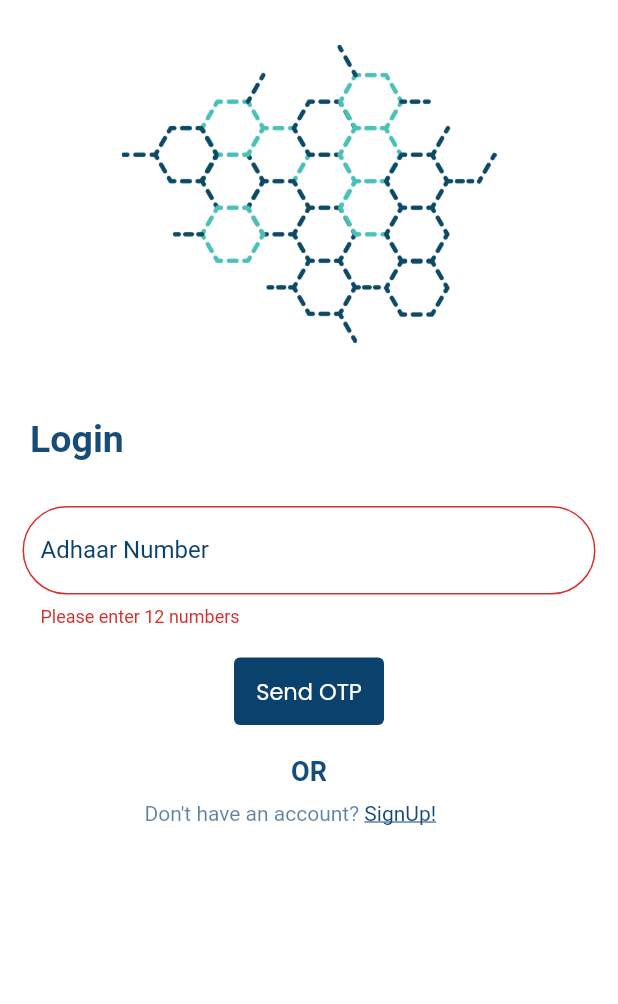
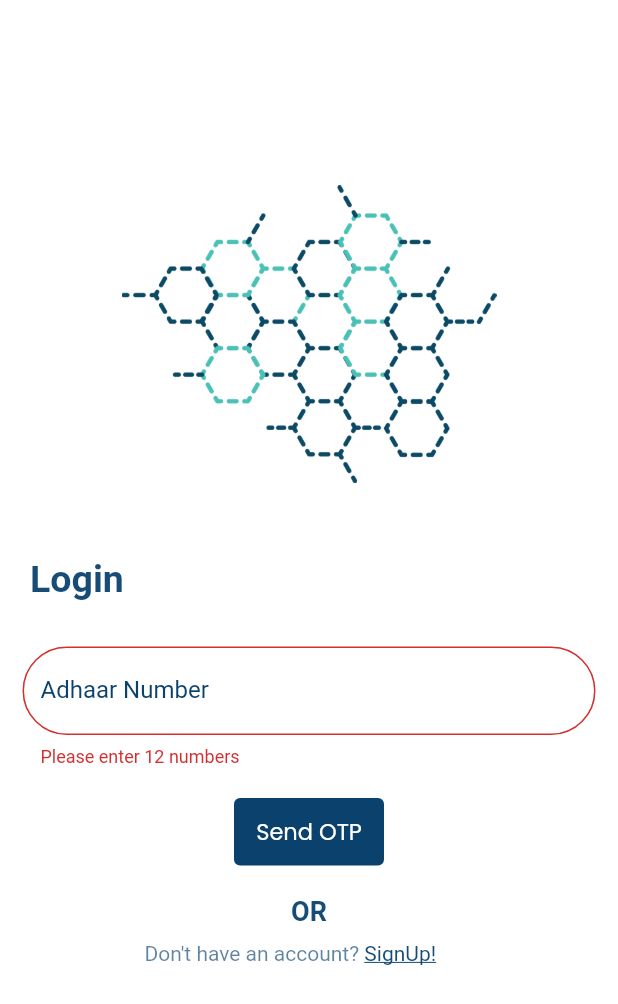
Before and after one commit to vamshi-exe/blockchain_app, a Flutter app: the screen it shows after launch, after a tap on "Send OTP", on a phone screen of 412 x 824 dp. Shown: the top 1004 px of the screen. Run offline on Flutter 3.47's test engine with Material 2 defaults, Android fonts, the phone set to English and light mode, and no system bars; our stand-ins replace csc_picker, glassmorphism, google_fonts, image_picker, pinput, shared_preferences; missing offline and left inert: cloudinary_public, qr_code_scanner; network calls fail.

Commit message:
prashant added to project

```diff
--- a/lib/pages/details.dart
+++ b/lib/pages/details.dart
@@ -140,7 +140,7 @@ class _DetailsState extends State<Details> {
     debugPrint("uploaded url == > ${adhaarResponse.secureUrl}");
     debugPrint("uploaded url == > ${userImageRes.secureUrl}");
 
-    var url = Uri.parse('http://192.168.0.103:5000/api/auth/register/');
+    var url = Uri.parse('http://192.168.0.203:5000/api/auth/register/');
     final headers = {'Content-Type': 'application/json'};
 
     var data = {
--- a/lib/pages/login.dart
+++ b/lib/pages/login.dart
@@ -55,7 +55,7 @@ class _LoginPageState extends State<LoginPage> {
     setState(() {
       _isloading = true;
     });
-    Future.delayed(Duration(seconds: 3), () {
+    Future.delayed(Duration(seconds: 0), () {
       setState(() {
         _isloading = false;
       });
@@ -68,12 +68,12 @@ class _LoginPageState extends State<LoginPage> {
   ) async {
     var prefs = await _prefs;
     prefs.setString("aadhar_number", adhaarNumber);
-    print(adhaarNumber);
+    // print(adhaarNumber);
     if (adhaarNumber == "") return;
 
     try {
       //http://192.168.0.103:5000
-      var url = Uri.parse('http://192.168.0.103:5000/api/auth/login/');
+      var url = Uri.parse('http://192.168.0.203:5000/api/auth/login/');
       var res = await http.post(url,
           headers: <String, String>{
             'Content-Type': 'application/json; charset=UTF-8',
@@ -82,9 +82,12 @@ class _LoginPageState extends State<LoginPage> {
       if (res.statusCode == 200) {
         final snackbar = SnackBar(content: Text('OTP SENT!'));
         ScaffoldMessenger.of(context).showSnackBar(snackbar);
-        print('Data sent successfully');
+      }
+      if (res.statusCode == 401) {
+        final snackbar = SnackBar(content: Text('OTP Failed!'));
+        ScaffoldMessenger.of(context).showSnackBar(snackbar);
       } else {
-        print(res.statusCode);
+        // print(res.statusCode);
       }
     } catch (err) {
       print(err);
@@ -104,13 +107,11 @@ class _LoginPageState extends State<LoginPage> {
 
   @override
   Widget build(BuildContext context) {
-    return SafeArea(
-      child: WillPopScope(
-        onWillPop: () async => false,
-        child: Scaffold(
-          backgroundColor: Colors.white,
-          body: loginUI(context),
-        ),
+    return WillPopScope(
+      onWillPop: () async => false,
+      child: Scaffold(
+        backgroundColor: Colors.white,
+        body: loginUI(context),
       ),
     );
   }
@@ -122,7 +123,8 @@ class _LoginPageState extends State<LoginPage> {
         crossAxisAlignment: CrossAxisAlignment.start,
         children: [
           Padding(
-            padding: const EdgeInsets.only(top: 30),
+            padding:
+                EdgeInsets.only(top: MediaQuery.of(context).size.height * 0.15),
             child: Center(
               child: Image.asset(
                 "assets/images/login.png",
--- a/lib/pages/scanner.dart
+++ b/lib/pages/scanner.dart
@@ -105,7 +105,7 @@ class _QRViewExampleState extends State<QRViewExample> {
         //print(otp.text);
 
         // var url = Uri.parse('http://192.168.218.11:5000/api/auth/otp/verify');
-        var url = Uri.parse('http://192.168.214.11:5000/api/verify-scan');
+        var url = Uri.parse('http://192.168.0.203:5000/api/verify-scan');
         var data = {"adhaarNumber": aadharNum, "code": scanData.code};
         print('this adhaar is from function $aadharNum');
         try {
```
Also changed, not shown: lib/pages/home.dart (+16 -40 lines), lib/pages/otpScreen.dart (+25 -54 lines), lib/utils/functions.dart (+2 -7 lines), pubspec.yaml (+4 -4 lines), pubspec.lock, 32 other files.
